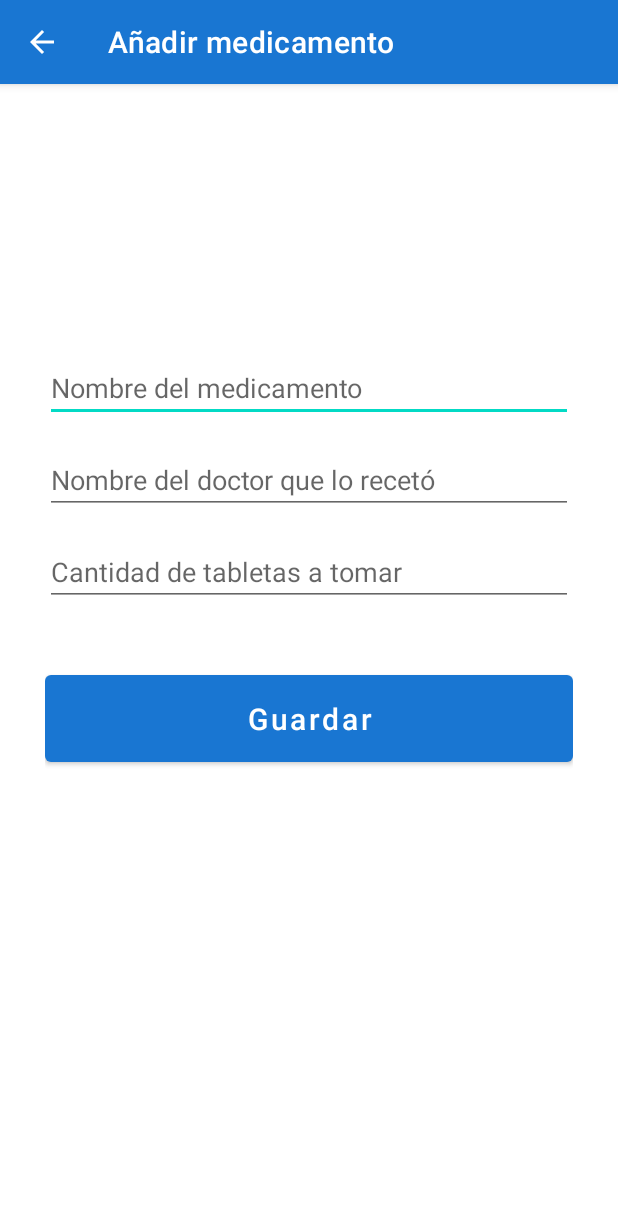
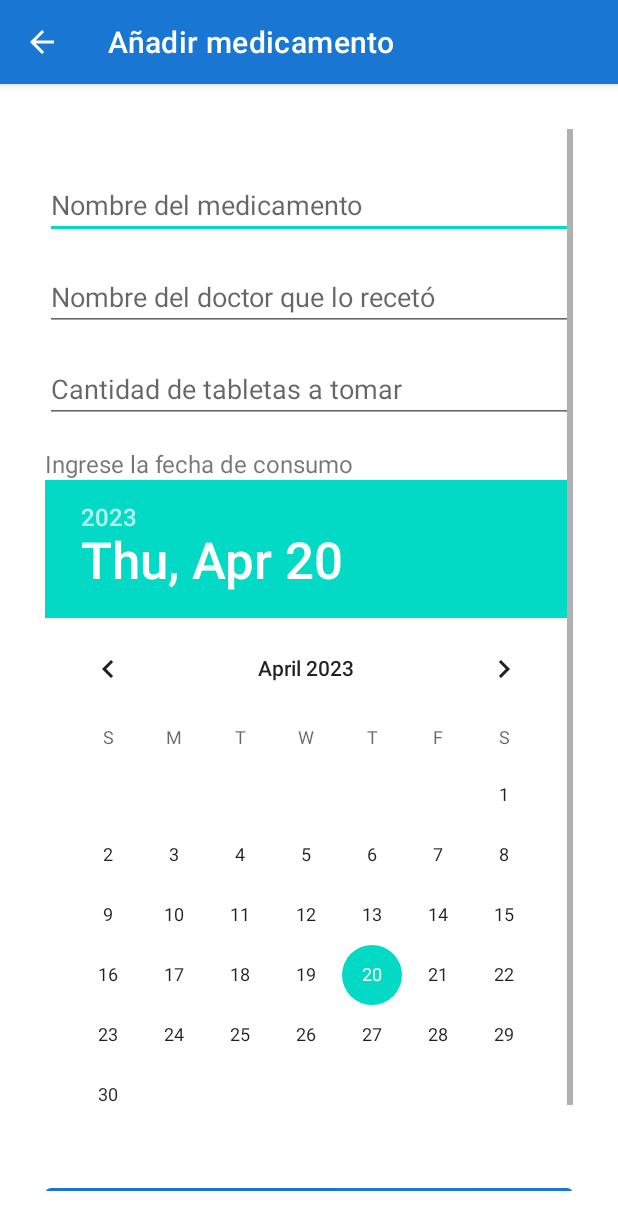
Before and after one commit to Lawliet25/MyMedsDSM, an Android app: the screen it shows after launch (AddActivity), after a tap on an icon or button, on a phone screen of 412 x 824 dp. Shown: the top 1230 px of the screen. Run offline under Robolectric (Android 15) with nearby library versions, the phone set to English and light mode, and no system bars.

Commit message:
Se agregó DatePicker

```diff
--- a/app/src/main/java/com/example/mymedsdsm/AddActivity.java
+++ b/app/src/main/java/com/example/mymedsdsm/AddActivity.java
@@ -4,13 +4,16 @@ import androidx.appcompat.app.AppCompatActivity;
 
 import android.content.Intent;
 import android.os.Bundle;
+import android.util.Log;
 import android.view.View;
 import android.widget.Button;
+import android.widget.DatePicker;
 import android.widget.EditText;
 
 public class AddActivity extends AppCompatActivity {
 
     EditText title_input, doctor_input, cant_input;
+    DatePicker date_input;
     Button add_button;
 
     @Override
@@ -21,14 +24,21 @@ public class AddActivity extends AppCompatActivity {
         title_input = findViewById(R.id.title_input);
         doctor_input = findViewById(R.id.doctor_input);
         cant_input = findViewById(R.id.cant_input);
+        date_input = findViewById(R.id.datePicker);
         add_button = findViewById(R.id.add_button);
         add_button.setOnClickListener(new View.OnClickListener() {
             @Override
             public void onClick(View view) {
+                int day = date_input.getDayOfMonth();
+                int month = date_input.getMonth() + 1;
+                int year = date_input.getYear();
+                String date = day + "/" + month + "/" + year;
+
                 MyDatabaseHelper myDB = new MyDatabaseHelper(AddActivity.this);
                 myDB.addMed(title_input.getText().toString().trim(),
                         doctor_input.getText().toString().trim(),
-                        Integer.valueOf(cant_input.getText().toString().trim()));
+                        Integer.valueOf(cant_input.getText().toString().trim()),
+                        date);
 
                 Intent intent = new Intent(AddActivity.this, MainActivity.class);
                 startActivity(intent);
--- a/app/src/main/java/com/example/mymedsdsm/CustomAdapter.java
+++ b/app/src/main/java/com/example/mymedsdsm/CustomAdapter.java
@@ -22,9 +22,9 @@ public class CustomAdapter extends RecyclerView.Adapter<CustomAdapter.MyViewHold
 
     private Context context;
     private Activity activity;
-    private ArrayList med_id, med_title, med_doctor, med_cant;
+    private ArrayList med_id, med_title, med_doctor, med_cant, med_date;
 
-    CustomAdapter(Activity activity, Context context, ArrayList med_id, ArrayList med_title, ArrayList med_doctor,
+    CustomAdapter(Activity activity, Context context, ArrayList med_id, ArrayList med_title, ArrayList med_doctor, ArrayList med_date,
                   ArrayList med_cant){
         this.activity = activity;
         this.context = context;
@@ -32,6 +32,7 @@ public class CustomAdapter extends RecyclerView.Adapter<CustomAdapter.MyViewHold
         this.med_title = med_title;
         this.med_doctor = med_doctor;
         this.med_cant = med_cant;
+        this.med_date = med_date;
     }
 
     @NonNull
@@ -49,6 +50,7 @@ public class CustomAdapter extends RecyclerView.Adapter<CustomAdapter.MyViewHold
         holder.med_title_txt.setText(String.valueOf(med_title.get(position)));
         holder.med_doctor_txt.setText(String.valueOf(med_doctor.get(position)));
         holder.med_cant_txt.setText(String.valueOf(med_cant.get(position)));
+        holder.med_date_txt.setText(String.valueOf(med_date.get(position)));
         //Recyclerview onClickListener
         holder.mainLayout.setOnClickListener(new View.OnClickListener() {
             @Override
@@ -58,6 +60,7 @@ public class CustomAdapter extends RecyclerView.Adapter<CustomAdapter.MyViewHold
                 intent.putExtra("title", String.valueOf(med_title.get(position)));
                 intent.putExtra("doctor", String.valueOf(med_doctor.get(position)));
                 intent.putExtra("cant", String.valueOf(med_cant.get(position)));
+                intent.putExtra("date", String.valueOf(med_date.get(position)));
                 activity.startActivityForResult(intent, 1);
             }
         });
@@ -72,7 +75,7 @@ public class CustomAdapter extends RecyclerView.Adapter<CustomAdapter.MyViewHold
 
     class MyViewHolder extends RecyclerView.ViewHolder {
 
-        TextView med_id_txt, med_title_txt, med_doctor_txt, med_cant_txt;
+        TextView med_id_txt, med_title_txt, med_doctor_txt, med_cant_txt, med_date_txt;
         LinearLayout mainLayout;
 
         MyViewHolder(@NonNull View itemView) {
@@ -81,7 +84,9 @@ public class CustomAdapter extends RecyclerView.Adapter<CustomAdapter.MyViewHold
             med_title_txt = itemView.findViewById(R.id.med_title_txt);
             med_doctor_txt = itemView.findViewById(R.id.med_doctor_txt);
             med_cant_txt = itemView.findViewById(R.id.med_cant_txt);
+            med_date_txt = itemView.findViewById(R.id.med_date_txt);
             mainLayout = itemView.findViewById(R.id.mainLayout);
+
             //Animate Recyclerview
             Animation translate_anim = AnimationUtils.loadAnimation(context, R.anim.translate_anim);
             mainLayout.setAnimation(translate_anim);
--- a/app/src/main/java/com/example/mymedsdsm/MainActivity.java
+++ b/app/src/main/java/com/example/mymedsdsm/MainActivity.java
@@ -28,7 +28,7 @@ public class MainActivity extends AppCompatActivity {
     TextView no_data;
 
     MyDatabaseHelper myDB;
-    ArrayList<String> med_id, med_title, med_doctor, med_cant;
+    ArrayList<String> med_id, med_title, med_doctor, med_cant, med_date;
     CustomAdapter customAdapter;
 
     @Override
@@ -53,11 +53,12 @@ public class MainActivity extends AppCompatActivity {
         med_title = new ArrayList<>();
         med_doctor = new ArrayList<>();
         med_cant = new ArrayList<>();
+        med_date = new ArrayList<>();
 
         storeDataInArrays();
 
         customAdapter = new CustomAdapter(MainActivity.this,this, med_id, med_title, med_doctor,
-                med_cant);
+                med_cant, med_date);
         recyclerView.setAdapter(customAdapter);
         recyclerView.setLayoutManager(new LinearLayoutManager(MainActivity.this));
 
@@ -82,6 +83,7 @@ public class MainActivity extends AppCompatActivity {
                 med_title.add(cursor.getString(1));
                 med_doctor.add(cursor.getString(2));
                 med_cant.add(cursor.getString(3));
+                med_date.add(cursor.getString(4));
             }
             empty_imageview.setVisibility(View.GONE);
             no_data.setVisibility(View.GONE);
--- a/app/src/main/java/com/example/mymedsdsm/MyDatabaseHelper.java
+++ b/app/src/main/java/com/example/mymedsdsm/MyDatabaseHelper.java
@@ -19,6 +19,8 @@ class MyDatabaseHelper extends SQLiteOpenHelper {
     private static final String COLUMN_TITLE = "med_title";
     private static final String COLUMN_DOCTOR = "med_doctor";
     private static final String COLUMN_CANT = "med_cant";
+    private static final String COLUMN_DATE = "med_date";
+
 
     MyDatabaseHelper(@Nullable Context context) {
         super(context, DATABASE_NAME, null, DATABASE_VERSION);
@@ -31,7 +33,8 @@ class MyDatabaseHelper extends SQLiteOpenHelper {
                 " (" + COLUMN_ID + " INTEGER PRIMARY KEY AUTOINCREMENT, " +
                 COLUMN_TITLE + " TEXT, " +
                 COLUMN_DOCTOR + " TEXT, " +
-                COLUMN_CANT + " INTEGER);";
+                COLUMN_CANT + " INTEGER," +
+                COLUMN_DATE + " TEXT);";
         db.execSQL(query);
     }
     @Override
@@ -40,13 +43,14 @@ class MyDatabaseHelper extends SQLiteOpenHelper {
         onCreate(db);
     }
 
-    void addMed(String title, String doctor, int cant){
+    void addMed(String title, String doctor, int cant, String date){
         SQLiteDatabase db = this.getWritableDatabase();
         ContentValues cv = new ContentValues();
 
         cv.put(COLUMN_TITLE, title);
         cv.put(COLUMN_DOCTOR, doctor);
         cv.put(COLUMN_CANT, cant);
+        cv.put(COLUMN_DATE, date);
         long result = db.insert(TABLE_NAME,null, cv);
         if(result == -1){
             Toast.makeText(context, "Error", Toast.LENGTH_SHORT).show();
@@ -66,13 +70,13 @@ class MyDatabaseHelper extends SQLiteOpenHelper {
         return cursor;
     }
 
-    void updateData(String row_id, String title, String doctor, String cant){
+    void updateData(String row_id, String title, String doctor, String cant, String date){
         SQLiteDatabase db = this.getWritableDatabase();
         ContentValues cv = new ContentValues();
         cv.put(COLUMN_TITLE, title);
         cv.put(COLUMN_DOCTOR, doctor);
         cv.put(COLUMN_CANT, cant);
-
+        cv.put(COLUMN_DATE, date);
         long result = db.update(TABLE_NAME, cv, "_id=?", new String[]{row_id});
         if(result == -1){
             Toast.makeText(context, "Error", Toast.LENGTH_SHORT).show();
--- a/app/src/main/res/layout/activity_add.xml
+++ b/app/src/main/res/layout/activity_add.xml
@@ -1,4 +1,5 @@
 <?xml version="1.0" encoding="utf-8"?>
+
 <androidx.constraintlayout.widget.ConstraintLayout xmlns:android="http://schemas.android.com/apk/res/android"
     xmlns:app="http://schemas.android.com/apk/res-auto"
     xmlns:tools="http://schemas.android.com/tools"
@@ -7,11 +8,20 @@
     tools:context=".AddActivity"
     android:padding="30dp">
 
+    <ScrollView
+        android:layout_width="match_parent"
+        android:layout_height="match_parent"
+        android:scrollbars="vertical">
+        <LinearLayout
+            android:layout_width="match_parent"
+            android:layout_height="wrap_content"
+            android:orientation="vertical">
+
             <EditText
                 android:id="@+id/title_input"
                 android:layout_width="match_parent"
                 android:layout_height="wrap_content"
-        android:layout_marginTop="150dp"
+                android:layout_marginTop="28dp"
                 android:ems="10"
                 android:hint="Nombre del medicamento"
                 android:inputType="textPersonName"
@@ -43,15 +53,35 @@
                 app:layout_constraintStart_toStartOf="parent"
                 app:layout_constraintTop_toBottomOf="@+id/doctor_input" />
 
+            <TextView
+                android:id="@+id/txtDate"
+                android:layout_width="match_parent"
+                android:layout_height="wrap_content"
+                android:layout_marginTop="16dp"
+                android:textSize="16dp"
+                android:text="Ingrese la fecha de consumo"
+                app:layout_constraintEnd_toEndOf="parent"
+                app:layout_constraintStart_toStartOf="parent"
+                app:layout_constraintTop_toBottomOf="@+id/cant_input"/>
+            <DatePicker
+                android:id="@+id/datePicker"
+                android:layout_width="wrap_content"
+                android:layout_height="wrap_content"
+                app:layout_constraintEnd_toEndOf="parent"
+                app:layout_constraintStart_toStartOf="parent"
+                app:layout_constraintTop_toBottomOf="@+id/txtDate"/>
+
             <Button
                 android:id="@+id/add_button"
                 android:layout_width="match_parent"
                 android:layout_height="70dp"
-        android:layout_marginTop="40dp"
+                android:layout_marginTop="36dp"
                 android:text="Guardar"
+                android:textAllCaps="false"
                 android:textSize="20sp"
-        android:textAllCaps="false"
                 app:layout_constraintEnd_toEndOf="parent"
                 app:layout_constraintStart_toStartOf="parent"
-        app:layout_constraintTop_toBottomOf="@+id/cant_input" />
+                app:layout_constraintTop_toBottomOf="@+id/datePicker" />
+        </LinearLayout>>
+    </ScrollView>
 </androidx.constraintlayout.widget.ConstraintLayout>
```
Also changed, not shown: app/src/main/java/com/example/mymedsdsm/UpdateActivity.java (+11 -3 lines), app/src/main/res/layout/activity_update.xml (+30 -4 lines), app/src/main/res/layout/my_row.xml (+7 -0 lines). Lines whose indentation alone changed are shown as unchanged.
